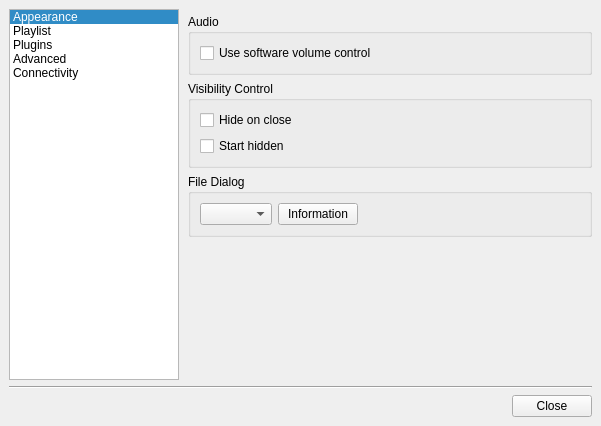
ksv1986/qmmp-staging, file src/ui/forms/configdialog.ui: the form before one commit.
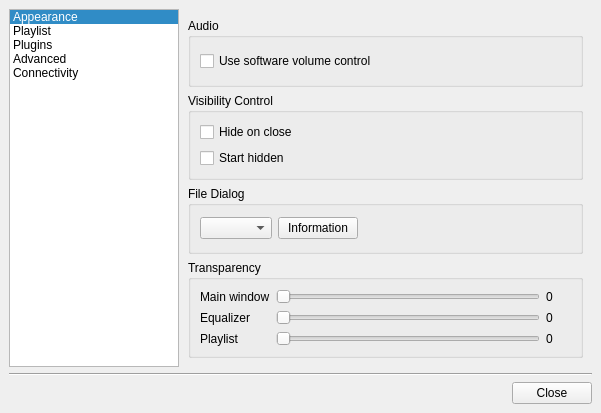
The form after the commit. The open tabs and pages were chosen to show the change. Icons and pictures are not drawn.

Commit message: added transparency options

Diff of the .ui file:
```diff
--- a/src/ui/forms/configdialog.ui
+++ b/src/ui/forms/configdialog.ui
@@ -6,7 +6,7 @@
     <x>0</x>
     <y>0</y>
     <width>601</width>
-    <height>426</height>
+    <height>413</height>
    </rect>
   </property>
   <property name="windowTitle" >
@@ -563,19 +563,7 @@
         </layout>
        </widget>
        <widget class="QWidget" name="page_2" >
-        <layout class="QVBoxLayout" >
-         <property name="leftMargin" >
-          <number>9</number>
-         </property>
-         <property name="topMargin" >
-          <number>5</number>
-         </property>
-         <property name="rightMargin" >
-          <number>0</number>
-         </property>
-         <property name="bottomMargin" >
-          <number>0</number>
-         </property>
+        <layout class="QVBoxLayout" name="verticalLayout_2" >
          <item>
           <widget class="QGroupBox" name="groupBox_6" >
            <property name="title" >
@@ -648,17 +636,91 @@
           </widget>
          </item>
          <item>
-          <spacer>
-           <property name="orientation" >
-            <enum>Qt::Vertical</enum>
+          <widget class="QGroupBox" name="groupBox_7" >
+           <property name="title" >
+            <string>Transparency</string>
            </property>
-           <property name="sizeHint" stdset="0" >
-            <size>
-             <width>387</width>
-             <height>91</height>
-            </size>
-           </property>
-          </spacer>
+           <layout class="QGridLayout" name="gridLayout_4" >
+            <item row="0" column="0" >
+             <widget class="QLabel" name="label_3" >
+              <property name="text" >
+               <string>Main window</string>
+              </property>
+             </widget>
+            </item>
+            <item row="0" column="1" >
+             <widget class="QSlider" name="mwTransparencySlider" >
+              <property name="maximum" >
+               <number>90</number>
+              </property>
+              <property name="orientation" >
+               <enum>Qt::Horizontal</enum>
+              </property>
+             </widget>
+            </item>
+            <item row="0" column="2" >
+             <widget class="QLabel" name="mwTransparencyLabel" >
+              <property name="minimumSize" >
+               <size>
+                <width>25</width>
+                <height>0</height>
+               </size>
+              </property>
+              <property name="text" >
+               <string>0</string>
+              </property>
+             </widget>
+            </item>
+            <item row="1" column="0" >
+             <widget class="QLabel" name="label_9" >
+              <property name="text" >
+               <string>Equalizer</string>
+              </property>
+             </widget>
+            </item>
+            <item row="1" column="1" >
+             <widget class="QSlider" name="eqTransparencySlider" >
+              <property name="maximum" >
+               <number>90</number>
+              </property>
+              <property name="orientation" >
+               <enum>Qt::Horizontal</enum>
+              </property>
+             </widget>
+            </item>
+            <item row="1" column="2" >
+             <widget class="QLabel" name="eqTransparencyLabel" >
+              <property name="text" >
+               <string>0</string>
+              </property>
+             </widget>
+            </item>
+            <item row="2" column="0" >
+             <widget class="QLabel" name="label_10" >
+              <property name="text" >
+               <string>Playlist</string>
+              </property>
+             </widget>
+            </item>
+            <item row="2" column="1" >
+             <widget class="QSlider" name="plTransparencySlider" >
+              <property name="maximum" >
+               <number>90</number>
+              </property>
+              <property name="orientation" >
+               <enum>Qt::Horizontal</enum>
+              </property>
+             </widget>
+            </item>
+            <item row="2" column="2" >
+             <widget class="QLabel" name="plTransparencyLabel" >
+              <property name="text" >
+               <string>0</string>
+              </property>
+             </widget>
+            </item>
+           </layout>
+          </widget>
          </item>
         </layout>
        </widget>
```
Left out of the diff: 54 changed lines with no effect on the pictures. The commit also changes 11 other files.
